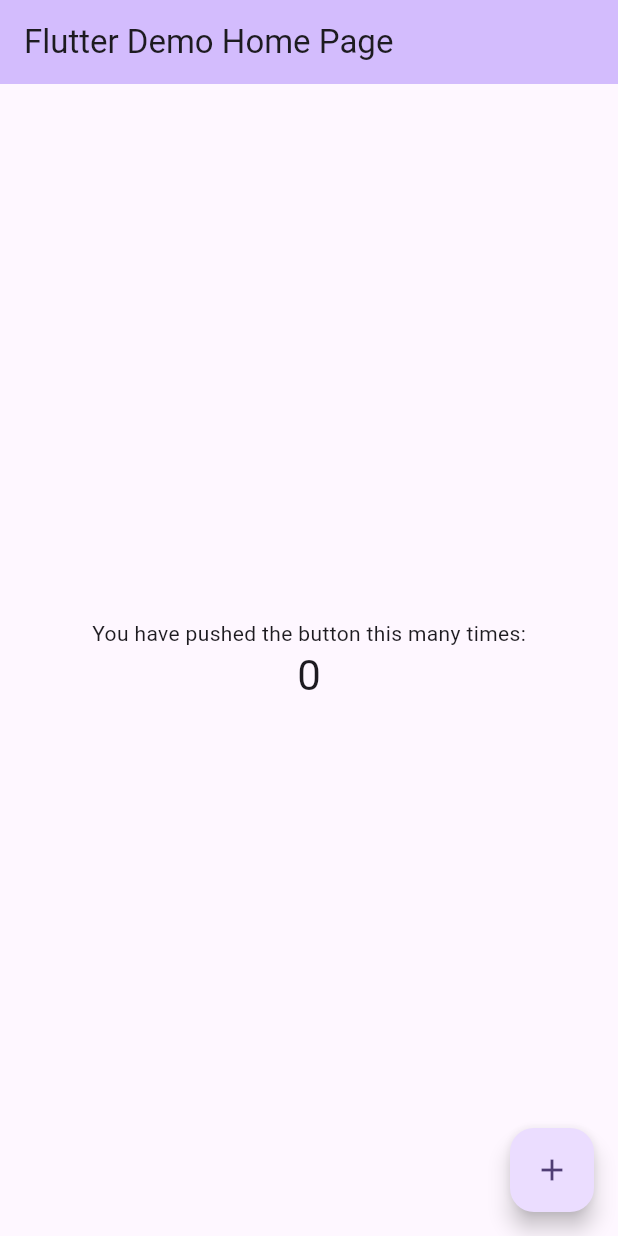
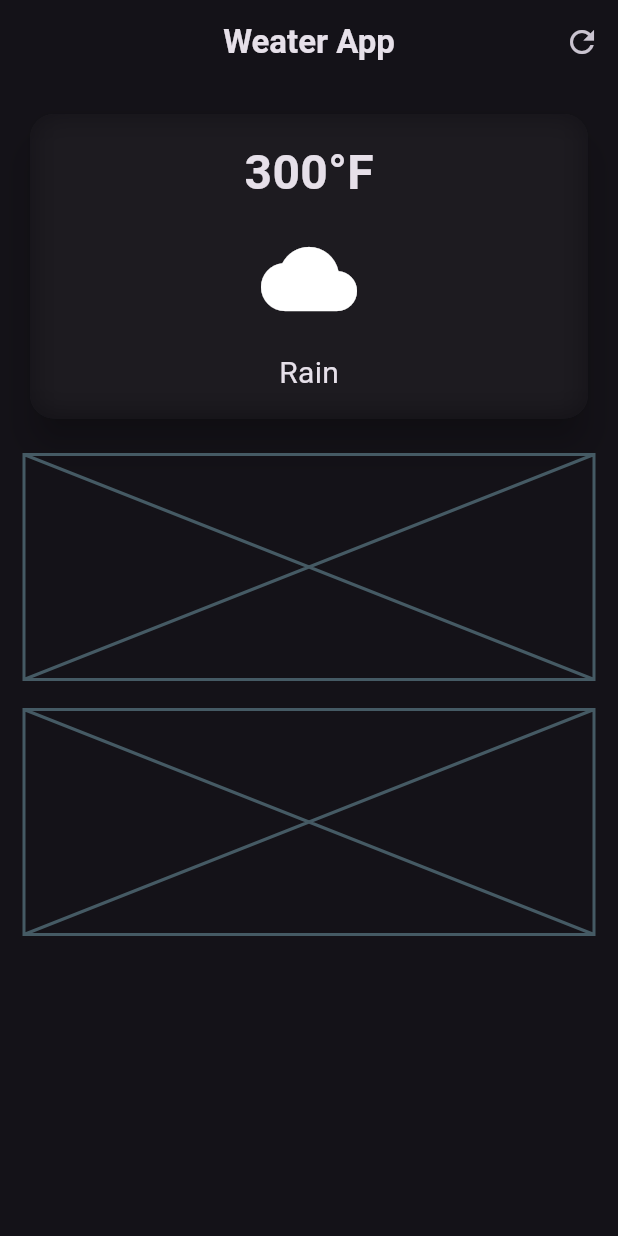
Before and after one commit to AfiqZaidin03/weather_app, a Flutter app: the screen it shows after launch, on a phone screen of 412 x 824 dp. Run offline on Flutter 3.47's test engine with Material 3 defaults, Android fonts, the phone set to English and light mode, and no system bars.

Commit message:
[1] Create a weather screen
Add the first card to show the degree and the cloud icon

```diff
--- a/lib/main.dart
+++ b/lib/main.dart
@@ -1,4 +1,5 @@
 import 'package:flutter/material.dart';
+import 'package:weather_app/weather_screen.dart';
 
 void main() {
   runApp(const MyApp());
@@ -7,119 +8,14 @@ void main() {
 class MyApp extends StatelessWidget {
   const MyApp({super.key});
 
-  // This widget is the root of your application.
   @override
   Widget build(BuildContext context) {
     return MaterialApp(
-      title: 'Flutter Demo',
-      theme: ThemeData(
-        // This is the theme of your application.
-        //
-        // TRY THIS: Try running your application with "flutter run". You'll see
-        // the application has a purple toolbar. Then, without quitting the app,
-        // try changing the seedColor in the colorScheme below to Colors.green
-        // and then invoke "hot reload" (save your changes or press the "hot
-        // reload" button in a Flutter-supported IDE, or press "r" if you used
-        // the command line to start the app).
-        //
-        // Notice that the counter didn't reset back to zero; the application
-        // state is not lost during the reload. To reset the state, use hot
-        // restart instead.
-        //
-        // This works for code too, not just values: Most code changes can be
-        // tested with just a hot reload.
-        colorScheme: ColorScheme.fromSeed(seedColor: Colors.deepPurple),
-        useMaterial3: true,
-      ),
-      home: const MyHomePage(title: 'Flutter Demo Home Page'),
+      title: 'Weather App',
+      debugShowCheckedModeBanner: false,
+      theme: ThemeData.dark(useMaterial3: true)
+          .copyWith(appBarTheme: const AppBarTheme()),
+      home: const WeatherScreen(),
     );
   }
 }
-
-class MyHomePage extends StatefulWidget {
-  const MyHomePage({super.key, required this.title});
-
-  // This widget is the home page of your application. It is stateful, meaning
-  // that it has a State object (defined below) that contains fields that affect
-  // how it looks.
-
-  // This class is the configuration for the state. It holds the values (in this
-  // case the title) provided by the parent (in this case the App widget) and
-  // used by the build method of the State. Fields in a Widget subclass are
-  // always marked "final".
-
-  final String title;
-
-  @override
-  State<MyHomePage> createState() => _MyHomePageState();
-}
-
-class _MyHomePageState extends State<MyHomePage> {
-  int _counter = 0;
-
-  void _incrementCounter() {
-    setState(() {
-      // This call to setState tells the Flutter framework that something has
-      // changed in this State, which causes it to rerun the build method below
-      // so that the display can reflect the updated values. If we changed
-      // _counter without calling setState(), then the build method would not be
-      // called again, and so nothing would appear to happen.
-      _counter++;
-    });
-  }
-
-  @override
-  Widget build(BuildContext context) {
-    // This method is rerun every time setState is called, for instance as done
-    // by the _incrementCounter method above.
-    //
-    // The Flutter framework has been optimized to make rerunning build methods
-    // fast, so that you can just rebuild anything that needs updating rather
-    // than having to individually change instances of widgets.
-    return Scaffold(
-      appBar: AppBar(
-        // TRY THIS: Try changing the color here to a specific color (to
-        // Colors.amber, perhaps?) and trigger a hot reload to see the AppBar
-        // change color while the other colors stay the same.
-        backgroundColor: Theme.of(context).colorScheme.inversePrimary,
-        // Here we take the value from the MyHomePage object that was created by
-        // the App.build method, and use it to set our appbar title.
-        title: Text(widget.title),
-      ),
-      body: Center(
-        // Center is a layout widget. It takes a single child and positions it
-        // in the middle of the parent.
-        child: Column(
-          // Column is also a layout widget. It takes a list of children and
-          // arranges them vertically. By default, it sizes itself to fit its
-          // children horizontally, and tries to be as tall as its parent.
-          //
-          // Column has various properties to control how it sizes itself and
-          // how it positions its children. Here we use mainAxisAlignment to
-          // center the children vertically; the main axis here is the vertical
-          // axis because Columns are vertical (the cross axis would be
-          // horizontal).
-          //
-          // TRY THIS: Invoke "debug painting" (choose the "Toggle Debug Paint"
-          // action in the IDE, or press "p" in the console), to see the
-          // wireframe for each widget.
-          mainAxisAlignment: MainAxisAlignment.center,
-          children: <Widget>[
-            const Text(
-              'You have pushed the button this many times:',
-            ),
-            Text(
-              '$_counter',
-              style: Theme.of(context).textTheme.headlineMedium,
-            ),
-          ],
-        ),
-      ),
-      floatingActionButton: FloatingActionButton(
-        onPressed: _incrementCounter,
-        tooltip: 'Increment',
-        child: const Icon(Icons.add),
-      ), // This trailing comma makes auto-formatting nicer for build methods.
-    );
-  }
-}
--- /dev/null
+++ b/lib/weather_screen.dart
@@ -0,0 +1,87 @@
+import 'dart:ui';
+
+import 'package:flutter/material.dart';
+
+class WeatherScreen extends StatelessWidget {
+  const WeatherScreen({super.key});
+
+  @override
+  Widget build(BuildContext context) {
+    return Scaffold(
+      appBar: AppBar(
+        title: const Text(
+          'Weater App',
+          style: TextStyle(
+            fontWeight: FontWeight.bold,
+          ),
+        ),
+        centerTitle: true,
+        actions: [
+          IconButton(
+            onPressed: () {},
+            icon: const Icon(Icons.refresh),
+          ),
+        ],
+      ),
+      body: Padding(
+        padding: const EdgeInsets.all(16),
+        child: Column(
+          children: [
+            // main card
+            SizedBox(
+              width: double.infinity,
+              child: Card(
+                elevation: 10,
+                shape: RoundedRectangleBorder(
+                  borderRadius: BorderRadius.circular(16),
+                ),
+                child: ClipRRect(
+                  borderRadius: BorderRadius.circular(16),
+                  child: BackdropFilter(
+                    filter: ImageFilter.blur(sigmaX: 10, sigmaY: 10),
+                    child: const Padding(
+                      padding: EdgeInsets.all(16),
+                      child: Column(
+                        children: [
+                          Text(
+                            '300°F',
+                            style: TextStyle(
+                              fontSize: 32,
+                              fontWeight: FontWeight.bold,
+                            ),
+                          ),
+                          SizedBox(height: 16),
+                          Icon(
+                            Icons.cloud,
+                            size: 64,
+                          ),
+                          SizedBox(height: 16),
+                          Text(
+                            'Rain',
+                            style: TextStyle(
+                              fontSize: 20,
+                            ),
+                          )
+                        ],
+                      ),
+                    ),
+                  ),
+                ),
+              ),
+            ),
+            SizedBox(height: 20),
+            // weather forecast card
+            Placeholder(
+              fallbackHeight: 150,
+            ),
+            SizedBox(height: 20),
+            // additional information
+            Placeholder(
+              fallbackHeight: 150,
+            ),
+          ],
+        ),
+      ),
+    );
+  }
+}
```
